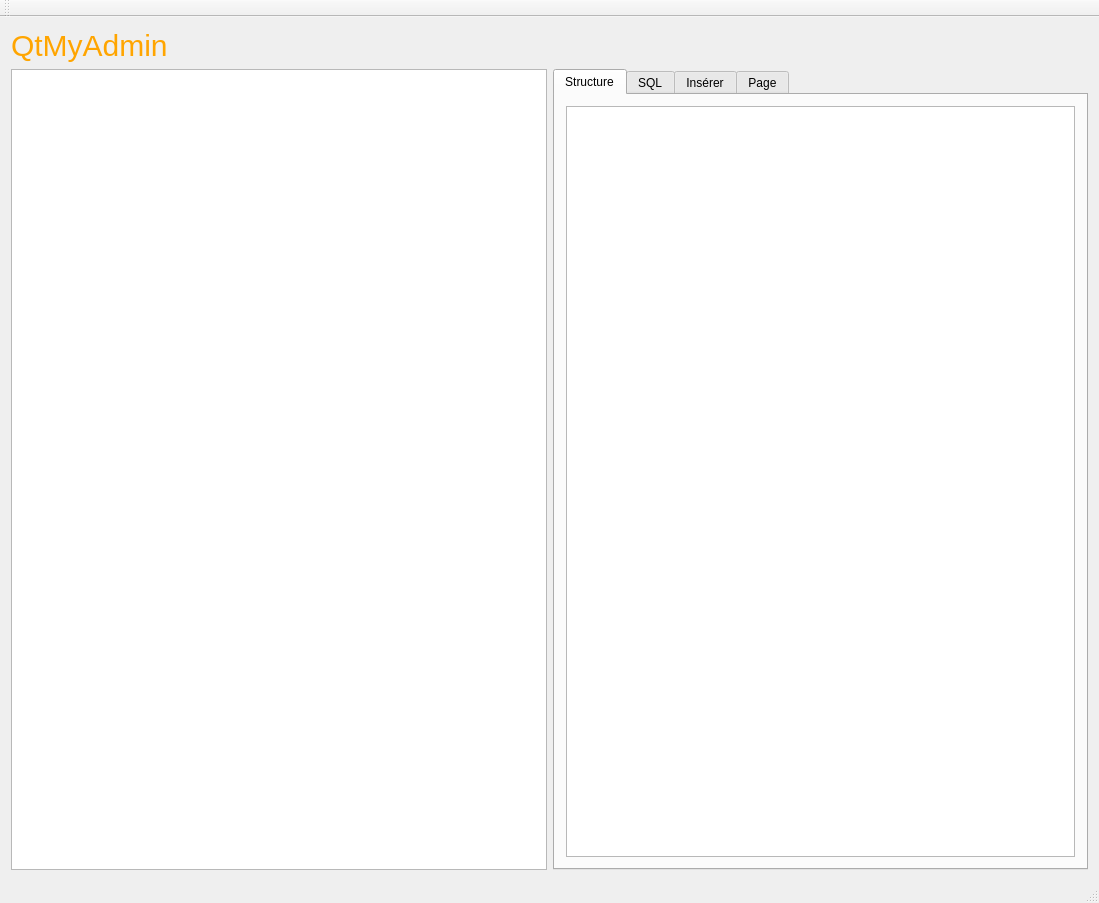
This is mainwindow.ui in kevinall05/QtMyAdmin_v2 as Qt 5 draws it before an edit. The edited form follows.
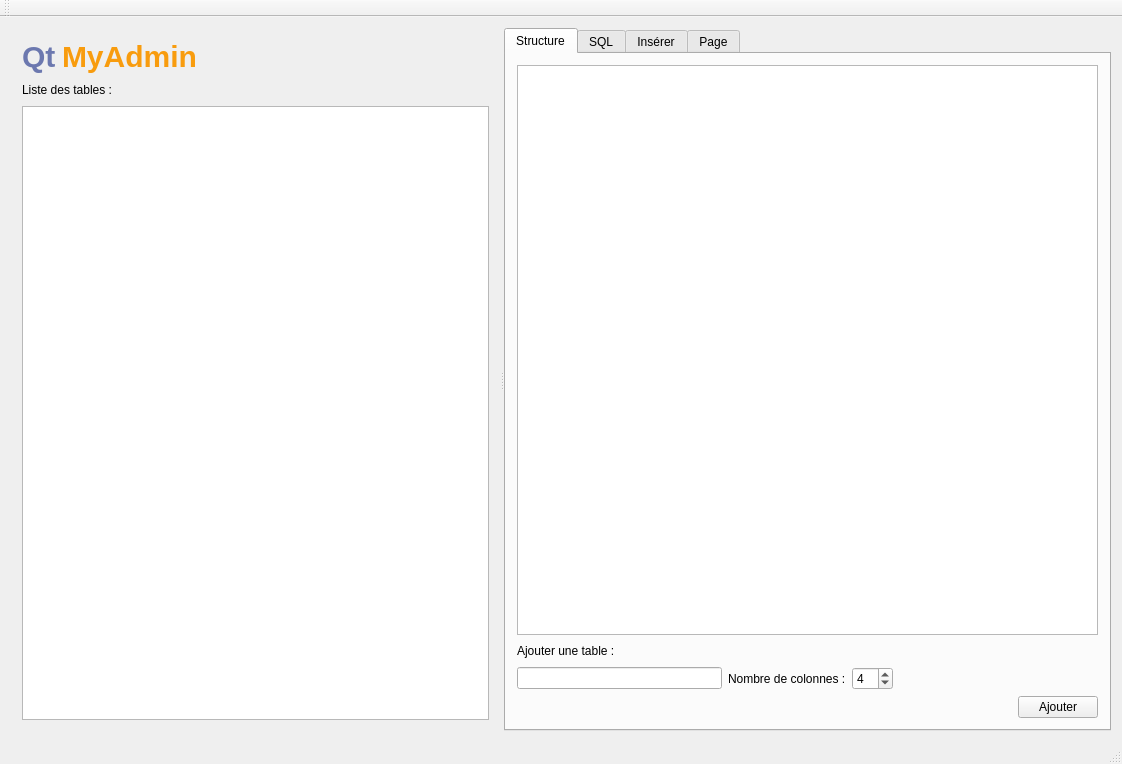
This is the edited form.

Commit message: Actualisation de la main UI

The edit to the form file:
```diff
--- a/mainwindow.ui
+++ b/mainwindow.ui
@@ -6,26 +6,53 @@
    <rect>
     <x>0</x>
     <y>0</y>
-    <width>1099</width>
-    <height>903</height>
+    <width>1122</width>
+    <height>764</height>
    </rect>
   </property>
   <property name="windowTitle">
    <string>MainWindow</string>
   </property>
   <widget class="QWidget" name="centralWidget">
+   <layout class="QVBoxLayout" name="verticalLayout_3">
+    <item>
+     <widget class="QSplitter" name="splitter">
+      <property name="layoutDirection">
+       <enum>Qt::LeftToRight</enum>
+      </property>
+      <property name="autoFillBackground">
+       <bool>false</bool>
+      </property>
+      <property name="frameShape">
+       <enum>QFrame::NoFrame</enum>
+      </property>
+      <property name="frameShadow">
+       <enum>QFrame::Plain</enum>
+      </property>
+      <property name="orientation">
+       <enum>Qt::Horizontal</enum>
+      </property>
+      <widget class="QWidget" name="verticalLayoutWidget">
    <layout class="QVBoxLayout" name="verticalLayout_2">
     <item>
-     <layout class="QHBoxLayout" name="horizontalLayout_2">
-      <item>
        <layout class="QHBoxLayout" name="horizontalLayout">
         <item>
          <widget class="QLabel" name="Title">
           <property name="styleSheet">
-           <string notr="true">color: orange; font-size: 30px;</string>
+             <string notr="true">color: #6c78af; font-size: 30px; font-weight: bold;</string>
           </property>
           <property name="text">
-           <string>QtMyAdmin</string>
+             <string>Qt</string>
+            </property>
+           </widget>
+          </item>
+          <item>
+           <widget class="QLabel" name="SecondTitle">
+            <property name="styleSheet">
+             <string notr="true">color: #f89c0e; font-size: 30px; font-weight: bold;</string>
+            </property>
+            <property name="text">
+             <string>MyAdmin</string>
           </property>
          </widget>
         </item>
@@ -44,14 +71,43 @@
         </item>
        </layout>
       </item>
+        <item>
+         <layout class="QHBoxLayout" name="horizontalLayout_7">
+          <item>
+           <widget class="QLabel" name="label_3">
+            <property name="text">
+             <string>Liste des tables :</string>
+            </property>
+           </widget>
+          </item>
+          <item>
+           <spacer name="horizontalSpacer_5">
+            <property name="orientation">
+             <enum>Qt::Horizontal</enum>
+            </property>
+            <property name="sizeHint" stdset="0">
+             <size>
+              <width>40</width>
+              <height>20</height>
+             </size>
+            </property>
+           </spacer>
+          </item>
      </layout>
     </item>
     <item>
      <layout class="QHBoxLayout" name="horizontalLayout_3">
       <item>
-       <widget class="QTableWidget" name="tableWidgetTablesList"/>
-      </item>
-      <item>
+           <widget class="QTableWidget" name="tableWidgetTablesList">
+            <property name="styleSheet">
+             <string notr="true"/>
+            </property>
+           </widget>
+          </item>
+         </layout>
+        </item>
+       </layout>
+      </widget>
        <widget class="QTabWidget" name="tabWidgetSections">
         <property name="currentIndex">
          <number>0</number>
@@ -64,6 +120,91 @@
           <item>
            <widget class="QTableWidget" name="tableWidgetStructure"/>
           </item>
+         <item>
+          <layout class="QHBoxLayout" name="horizontalLayout_5">
+           <item>
+            <widget class="QLabel" name="label">
+             <property name="text">
+              <string>Ajouter une table :</string>
+             </property>
+            </widget>
+           </item>
+           <item>
+            <spacer name="horizontalSpacer_3">
+             <property name="orientation">
+              <enum>Qt::Horizontal</enum>
+             </property>
+             <property name="sizeHint" stdset="0">
+              <size>
+               <width>40</width>
+               <height>20</height>
+              </size>
+             </property>
+            </spacer>
+           </item>
+          </layout>
+         </item>
+         <item>
+          <layout class="QHBoxLayout" name="horizontalLayout_6">
+           <item>
+            <widget class="QLineEdit" name="lineEditTableName"/>
+           </item>
+           <item>
+            <widget class="QLabel" name="label_2">
+             <property name="text">
+              <string>Nombre de colonnes :</string>
+             </property>
+            </widget>
+           </item>
+           <item>
+            <widget class="QSpinBox" name="spinBoxColumnNumber">
+             <property name="minimum">
+              <number>1</number>
+             </property>
+             <property name="value">
+              <number>4</number>
+             </property>
+            </widget>
+           </item>
+           <item>
+            <spacer name="horizontalSpacer_4">
+             <property name="orientation">
+              <enum>Qt::Horizontal</enum>
+             </property>
+             <property name="sizeHint" stdset="0">
+              <size>
+               <width>40</width>
+               <height>20</height>
+              </size>
+             </property>
+            </spacer>
+           </item>
+          </layout>
+         </item>
+         <item>
+          <layout class="QHBoxLayout" name="horizontalLayout_4">
+           <item>
+            <spacer name="horizontalSpacer_2">
+             <property name="orientation">
+              <enum>Qt::Horizontal</enum>
+             </property>
+             <property name="sizeHint" stdset="0">
+              <size>
+               <width>40</width>
+               <height>20</height>
+              </size>
+             </property>
+            </spacer>
+           </item>
+           <item>
+            <widget class="QPushButton" name="pushButtonAddTable">
+             <property name="text">
+              <string>Ajouter</string>
+             </property>
+            </widget>
+           </item>
+          </layout>
+         </item>
          </layout>
         </widget>
         <widget class="QWidget" name="SQL">
@@ -82,8 +223,7 @@
          </attribute>
         </widget>
        </widget>
-      </item>
-     </layout>
+     </widget>
     </item>
    </layout>
   </widget>
```
Left out of the diff: 6 changed lines with no effect on the pictures. Lines whose indentation alone changed are shown as unchanged.
